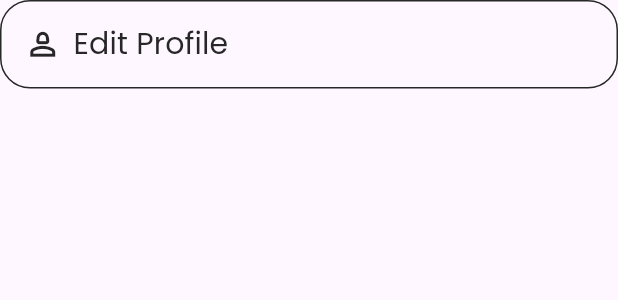
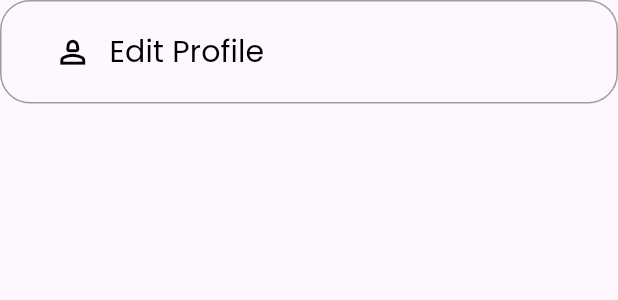
Before and after one commit to yvhiku/psu-first-aid-app, a Flutter app: the MenuButtons widget shown alone on an empty page, opened directly, on a phone screen of 412 x 824 dp. Shown: the top 300 px of the screen. Run offline on Flutter 3.47's test engine with Material 3 defaults, Android fonts, the phone set to English and light mode, and no system bars; our stand-ins replace cloud_firestore, country_picker, firebase_auth, firebase_core, firebase_storage, get and 6 more; missing offline and left inert: firebase_app_check; accounts and stored records are empty.

Commit message:
fixed profile screen

```diff
--- a/lib/src/features/core/screens/profile/profile.dart
+++ b/lib/src/features/core/screens/profile/profile.dart
@@ -1,3 +1,5 @@
+import 'dart:math' as math;
+
 import 'package:first_aid_app/src/constants/colors.dart';
 import 'package:first_aid_app/src/constants/image_strings.dart';
 import 'package:first_aid_app/src/constants/sizes.dart';
@@ -238,6 +240,7 @@ class ProfileScreen extends StatelessWidget {
   }
 }
 
+
 class MenuButtons extends StatelessWidget {
   final IconData icon;
   final String title;
@@ -256,35 +259,47 @@ class MenuButtons extends StatelessWidget {
     this.textColor,
     this.borderColor,
     this.iconSize = 25,
-    this.horizontalPadding = 16,
+    this.horizontalPadding = 24,
     this.onPressed,
   });
 
   @override
   Widget build(BuildContext context) {
+    final isRTL = Directionality.of(context) == TextDirection.rtl;
+
     return Column(
       children: [
         SizedBox(
           width: double.infinity,
           child: OutlinedButton(
             style: OutlinedButton.styleFrom(
-              shape: RoundedRectangleBorder(
+              shape: const RoundedRectangleBorder(
                 borderRadius: BorderRadius.all(Radius.circular(20)),
               ),
-              foregroundColor: textColor ?? tSecondaryColor,
-              side: BorderSide(color: borderColor ?? tSecondaryColor),
-              padding: EdgeInsets.symmetric(vertical: tButtonHeight),
-              alignment: Alignment.centerLeft,
+              foregroundColor: textColor ?? Colors.black,
+              side: BorderSide(color: borderColor ?? Colors.grey),
+              padding: const EdgeInsets.symmetric(
+                vertical: 20,
+                horizontal: 12,
+              ),
+              alignment: isRTL ? Alignment.centerRight : Alignment.centerLeft,
             ),
             onPressed: onPressed,
+            child: Padding(
+              padding: EdgeInsets.only(
+                left: isRTL ? 0 : horizontalPadding!,
+                right: isRTL ? horizontalPadding! : 0,
+              ),
               child: Row(
                 mainAxisSize: MainAxisSize.min,
+                mainAxisAlignment: isRTL ? MainAxisAlignment.end : MainAxisAlignment.start,
                 children: [
-                Padding(
-                  padding: EdgeInsets.only(left: horizontalPadding!),
-                  child: Icon(icon, size: iconSize, color: iconColor),
+                  _DirectionAwareIcon( // Using the private implementation
+                    icon: icon,
+                    size: iconSize,
+                    color: iconColor,
                   ),
-                const SizedBox(width: 8),
+                  const SizedBox(width: 12),
                   Text(
                     title,
                     style: TextStyle(
@@ -298,8 +313,57 @@ class MenuButtons extends StatelessWidget {
               ),
             ),
           ),
+        ),
         const SizedBox(height: 15),
       ],
     );
   }
 }
+
+
+class _DirectionAwareIcon extends StatelessWidget {
+  final IconData icon;
+  final double? size;
+  final Color? color;
+
+  const _DirectionAwareIcon({
+    required this.icon,
+    this.size,
+    this.color,
+  });
+
+  @override
+  Widget build(BuildContext context) {
+    final isRTL = Directionality.of(context) == TextDirection.rtl;
+    final shouldMirror = isRTL && _shouldMirrorIcon(icon);
+
+    return Transform(
+      alignment: Alignment.center,
+      transform: Matrix4.rotationY(shouldMirror ? math.pi : 0),
+      child: Icon(
+        icon,
+        size: size,
+        color: color,
+      ),
+    );
+  }
+
+  bool _shouldMirrorIcon(IconData icon) {
+    // List of icons that should NOT be mirrored
+    const nonMirroredIcons = [
+      Icons.person,
+      Icons.person_outline,
+      Icons.account_circle,
+      Icons.public,
+      Icons.language,
+      Icons.logout,
+      Icons.exit_to_app,
+      Icons.info,
+      Icons.privacy_tip,
+      Icons.help,
+      Icons.email,
+    ];
+
+    return !nonMirroredIcons.contains(icon);
+  }
+}
--- a/lib/src/features/core/screens/profile/select_lang.dart
+++ b/lib/src/features/core/screens/profile/select_lang.dart
@@ -1,4 +1,5 @@
 import 'package:first_aid_app/generated/l10n.dart';
+import 'package:first_aid_app/src/features/core/controllers/widgets/navbar.dart';
 import 'package:first_aid_app/src/features/core/screens/profile/profile.dart';
 import 'package:flutter/material.dart';
 import 'package:get/get.dart';
@@ -80,7 +81,7 @@ class _LanguageSelectionScreenState1 extends State<LanguageSelectionScreen1> {
                         Navigator.pushReplacement(
                           context,
                           MaterialPageRoute(
-                            builder: (context) => const ProfileScreen(),
+                            builder: (context) => const NavBar(),
                           ),
                         );
                       },
```
Lines whose indentation alone changed are shown as unchanged.
